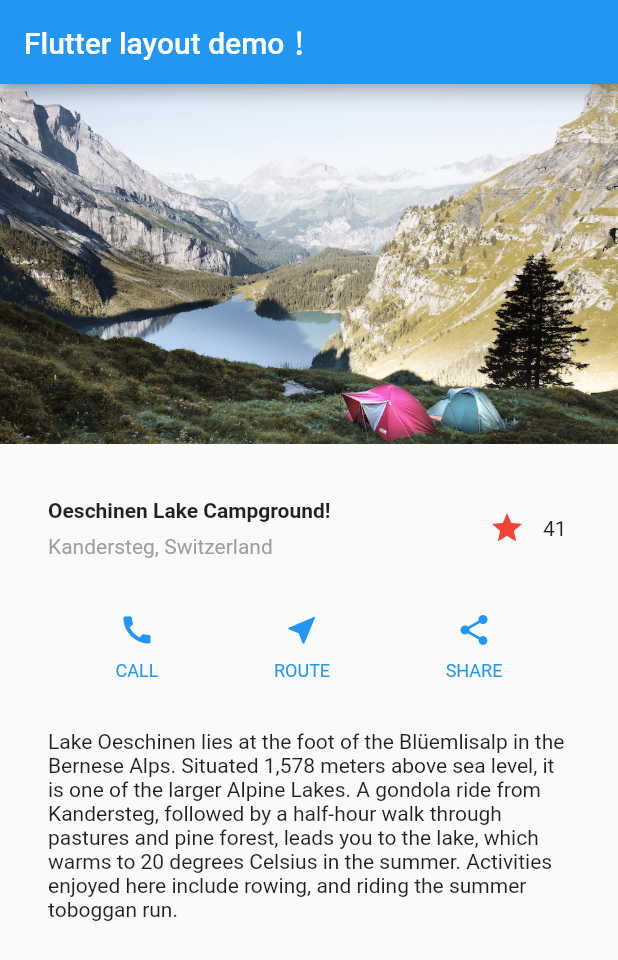
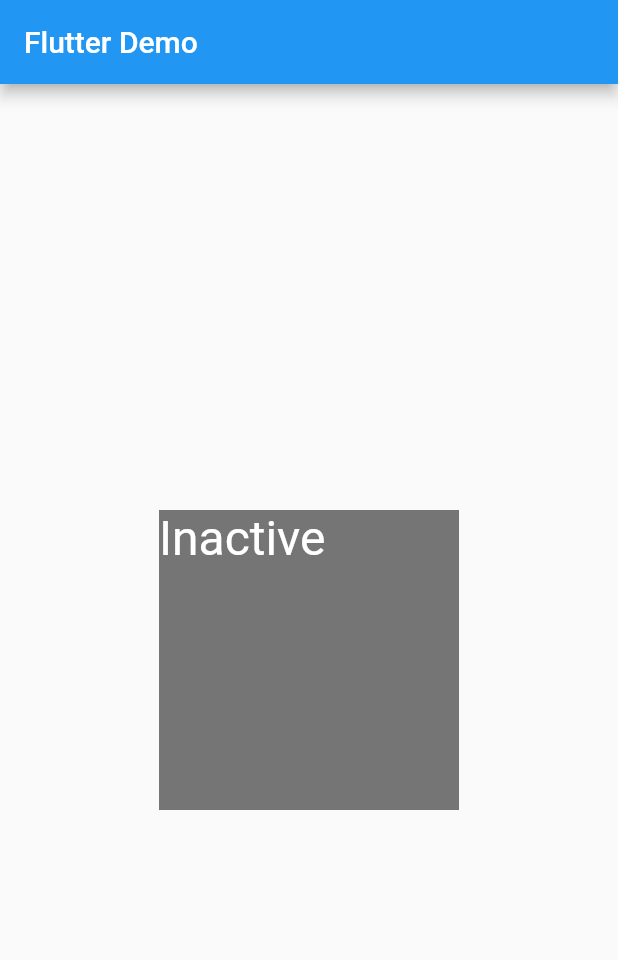
Before and after one commit to skyujilong/hello_flutter, a Flutter app: the screen it shows after launch, on a phone screen of 412 x 824 dp. Shown: the top 960 px of the screen. Run offline on Flutter 3.47's test engine with Material 2 defaults, Android fonts, the phone set to English and light mode, and no system bars.

Commit message:
添加父类控制子类的方式

```diff
--- a/lib/main.dart
+++ b/lib/main.dart
@@ -1,157 +1,78 @@
+//父控件，管理子控件的状态
+import 'package:flutter/foundation.dart';
 import 'package:flutter/material.dart';
-
-void main() => runApp(MyApp());
-
+void main() {
+  // debugPaintSizeEnabled = true;
+  runApp(MyApp());
+}
+//入口的文件需要是 如下的这种title home 的 materialApp
 class MyApp extends StatelessWidget {
   @override
   Widget build(BuildContext context) {
-    // title 布局是， 一个row， 一个column元素 一个icon元素 一个text元素
-    Widget titleSection = Container(
-      padding: const EdgeInsets.all(32),
-      child: Row(
-        children: <Widget>[
-          Expanded(
-            child: Column(
-              crossAxisAlignment: CrossAxisAlignment.start,
-              children: <Widget>[
-                Container(
-                  padding: const EdgeInsets.only(bottom: 8),
-                  child: Text(
-                    'Oeschinen Lake Campground!',
-                    style: TextStyle(fontWeight: FontWeight.bold),
-                  ),
-                ),
-                Text('Kandersteg, Switzerland',
-                    style: TextStyle(
-                      color: Colors.grey[500],
-                    ))
-              ],
-          )),
-          // Icon(
-          //   Icons.star,
-          //   color: Colors.red[500],
-          // ),
-          // Text('41')
-          FavoriteWidget(),
-        ],
-      ),
-    );
-
-    Widget textSection = Container(
-      padding: const EdgeInsets.all(32),
-      child: Text(
-      'Lake Oeschinen lies at the foot of the Blüemlisalp in the Bernese '
-            'Alps. Situated 1,578 meters above sea level, it is one of the '
-            'larger Alpine Lakes. A gondola ride from Kandersteg, followed by a '
-            'half-hour walk through pastures and pine forest, leads you to the '
-            'lake, which warms to 20 degrees Celsius in the summer. Activities '
-            'enjoyed here include rowing, and riding the summer toboggan run.',
-            softWrap: true,
-      ),
-    );
-    Color color = Theme.of(context).primaryColor;
-    Widget buttonSection = Container(
-      child: Row(
-        mainAxisAlignment: MainAxisAlignment.spaceEvenly,
-        children: <Widget>[
-          _buildButtonColumn(color, Icons.call, 'CALL'),
-          _buildButtonColumn(color, Icons.near_me, 'ROUTE'),
-          _buildButtonColumn(color, Icons.share, 'SHARE'),
-        ],
-      ),
-    );
-
     return MaterialApp(
-      title: '测试内容!',
+      title: 'Flutter Demo',
       home: Scaffold(
         appBar: AppBar(
-          title: Text('Flutter layout demo！'),
+          title: Text('Flutter Demo'),
         ),
-        body: ListView(
-          children: [
-            Image.asset(
-              'images/lake.jpg',
-              width: 600,
-              height: 240,
-              fit: BoxFit.cover,
-            ),
-            titleSection,
-            buttonSection,
-            textSection,
-          ],
+        body: Center(
+          child: ParentWidget(),
         ),
       ),
     );
   }
 }
 
-
-Column _buildButtonColumn(Color color,IconData icon, String label){
-  return Column(
-    mainAxisSize: MainAxisSize.min,
-    mainAxisAlignment: MainAxisAlignment.center,
-    children: <Widget>[
-      Icon(icon, color: color),
-      Container(
-        margin: const EdgeInsets.only(top: 8),
-        child:Text(
-          label,
-          style:TextStyle(
-            fontSize: 12,
-            fontWeight: FontWeight.w400,
-            color: color,
-          )
-        )
-      )
-    ],
-  );
+class ParentWidget extends StatefulWidget{
+  @override
+  _ParentWidget createState() {
+    return _ParentWidget();
+  }
 }
-
-//给点击添加事件
-class FavoriteWidget extends StatefulWidget{
+class _ParentWidget extends State<ParentWidget>{
+  bool _active = false;
+  void _handleTapboxChanged(bool newValue) {
+    setState(() {
+      _active = newValue;
+    });
+  }
   @override
-  _FavoriteWidgetState createState() {
-    // TODO: implement createState
-    return _FavoriteWidgetState();
+  Widget build(BuildContext context) {
+    return Container(
+      child: TapboxB(
+        active: _active,// 当前管理的state
+        onChanged: _handleTapboxChanged,//自己的方法
+      ),
+    );
   }
 }
 
-class _FavoriteWidgetState extends State<FavoriteWidget>{
-  bool _isFavorited = true;
-  int _favoriteCount = 41;
 
-  //点击事件
-  void _toggleFavorite(){
-    setState(() {
-      if(_isFavorited){
-        _favoriteCount -= 1;
-      }else{
-        _favoriteCount += 1;
-      }
-      _isFavorited = !_isFavorited;
-    });
+class TapboxB extends StatelessWidget{
+  TapboxB({Key key,this.active:false,@required this.onChanged}):super(key:key);
+  final bool active;
+  final ValueChanged<bool> onChanged;
+
+  void _handleTap() {
+    onChanged(!active);
   }
 
   @override
   Widget build(BuildContext context) {
-    return Row(
-      mainAxisSize: MainAxisSize.min,
-      children: <Widget>[
-        Container(
-          padding: EdgeInsets.all(0),
-          child:IconButton(
-            icon:_isFavorited?Icon(Icons.star):Icon(Icons.star_border),
-            color: Colors.red[500],
-            onPressed: _toggleFavorite,
-          ),
+    //手势处理 GestureDetector
+    return GestureDetector(
+      onTap: _handleTap,
+      child:Container(
+        child: Text(
+          (active ? 'Active' : 'Inactive'),
+          style: TextStyle(fontSize: 32.0, color: Colors.white),
         ),
-        SizedBox(
-          width: 18,
-          child: Container(
-            child:Text('$_favoriteCount')
-          ),
+        width: 200.0,
+        height: 200.0,
+        decoration: BoxDecoration(
+          color: active ? Colors.lightGreen[700] : Colors.grey[600],
         ),
-      ],
+      ),
     );
   }
 }
```
Also changed, not shown: lib/main2.dart (added, +157 -0 lines).
